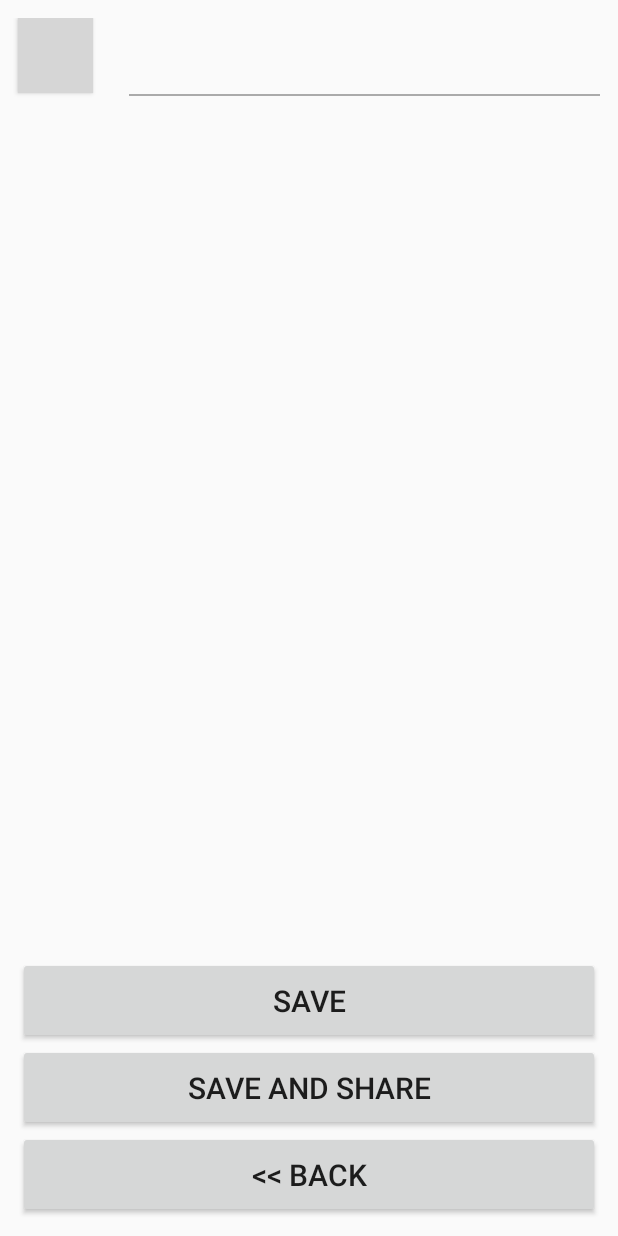
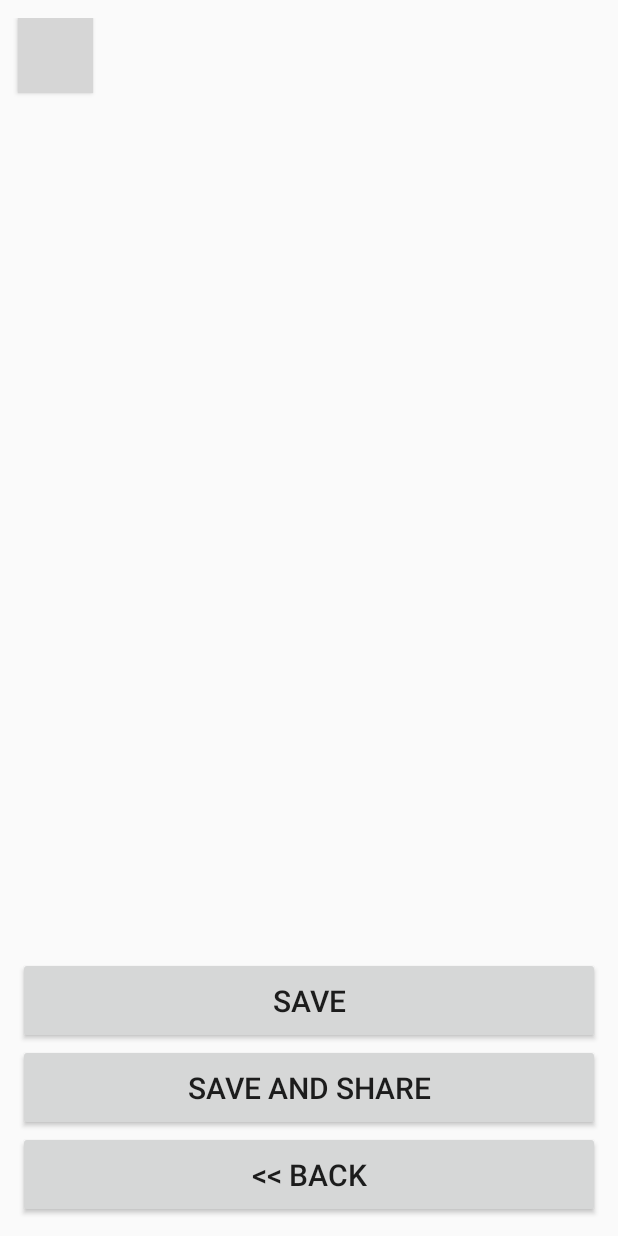
Before and after one commit to MBelniak/BrewMoment, an Android app: the layout create_recipe_form2.xml on its own in the app's theme, with its tools: preview values and no code run, on a phone screen of 412 x 824 dp. Run offline under Robolectric (Android 15) with nearby library versions, the phone set to English and light mode, and no system bars; grey boxes are pictures that could not be loaded.

Commit message:
Minor changes in layout

```diff
--- a/app/src/main/java/com/rubik/brewmoment/ui/results/BrewResultDetailsActivity.kt
+++ b/app/src/main/java/com/rubik/brewmoment/ui/results/BrewResultDetailsActivity.kt
@@ -58,7 +58,7 @@ class BrewResultDetailsActivity : AppCompatActivity() {
                     recipe_used.setOnClickListener {
                         showCommonRecipeDetails()
                     }
-                    recipe_used.paintFlags = recipe_used.getPaintFlags() or UNDERLINE_TEXT_FLAG
+                    recipe_used.paintFlags = recipe_used.paintFlags or UNDERLINE_TEXT_FLAG
                 }
                 else
                     observeRecipes(brewResult.recipeKey)
@@ -87,6 +87,7 @@ class BrewResultDetailsActivity : AppCompatActivity() {
                     recipe_used.setOnClickListener {
                         showRecipeDetails()
                     }
+                    recipe_used.paintFlags = recipe_used.paintFlags or UNDERLINE_TEXT_FLAG
                     updateView()
                 }
                 else
--- a/app/src/main/res/layout/create_recipe_form2.xml
+++ b/app/src/main/res/layout/create_recipe_form2.xml
@@ -19,7 +19,6 @@
             android:layout_height="wrap_content"
             android:orientation="vertical">
 
-<!--            <include layout="@layout/recipe_step_entry" />-->
         </LinearLayout>
 
         <LinearLayout
@@ -37,14 +36,14 @@
                 android:layout_marginBottom="@dimen/start_end_margin"
                 android:background="@drawable/ic_add_step_foreground"/>
 
-            <View
-                android:layout_width="fill_parent"
-                android:layout_gravity="bottom"
-                android:layout_marginBottom="10dp"
-                android:layout_marginStart="@dimen/start_end_margin"
-                android:layout_marginEnd="@dimen/start_end_margin"
-                android:layout_height="1dp"
-                android:background="@android:color/darker_gray"/>
+<!--            <View-->
+<!--                android:layout_width="fill_parent"-->
+<!--                android:layout_gravity="bottom"-->
+<!--                android:layout_marginBottom="10dp"-->
+<!--                android:layout_marginStart="@dimen/start_end_margin"-->
+<!--                android:layout_marginEnd="@dimen/start_end_margin"-->
+<!--                android:layout_height="1dp"-->
+<!--                android:background="@android:color/darker_gray"/>-->
 
         </LinearLayout>
 
```
